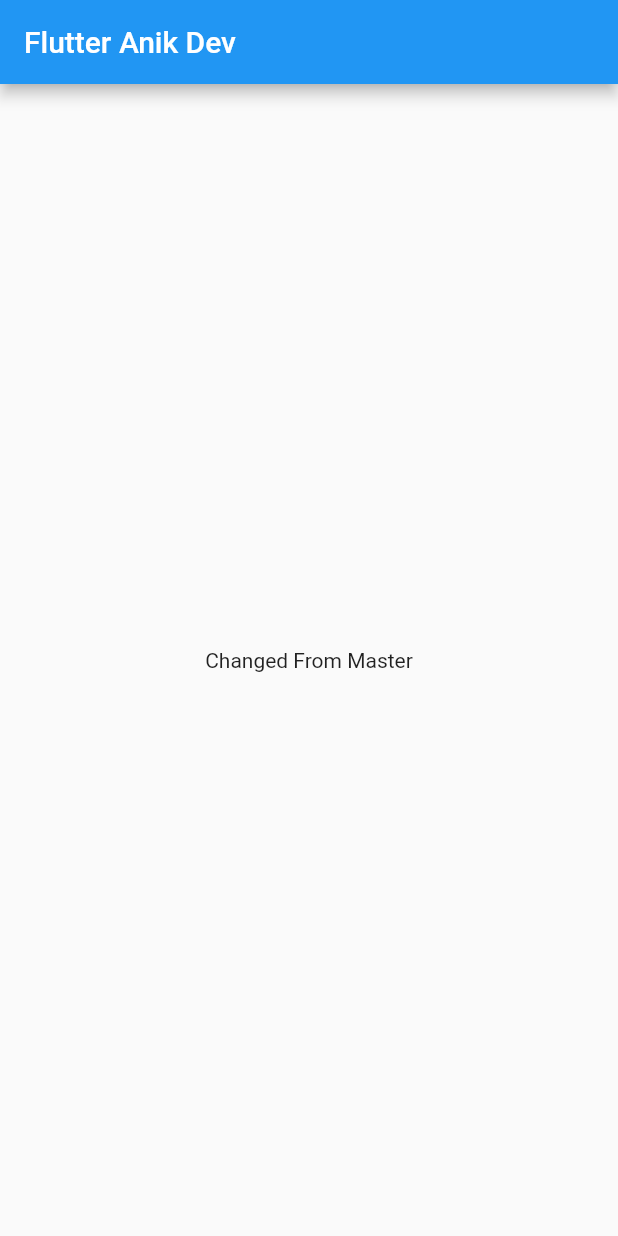
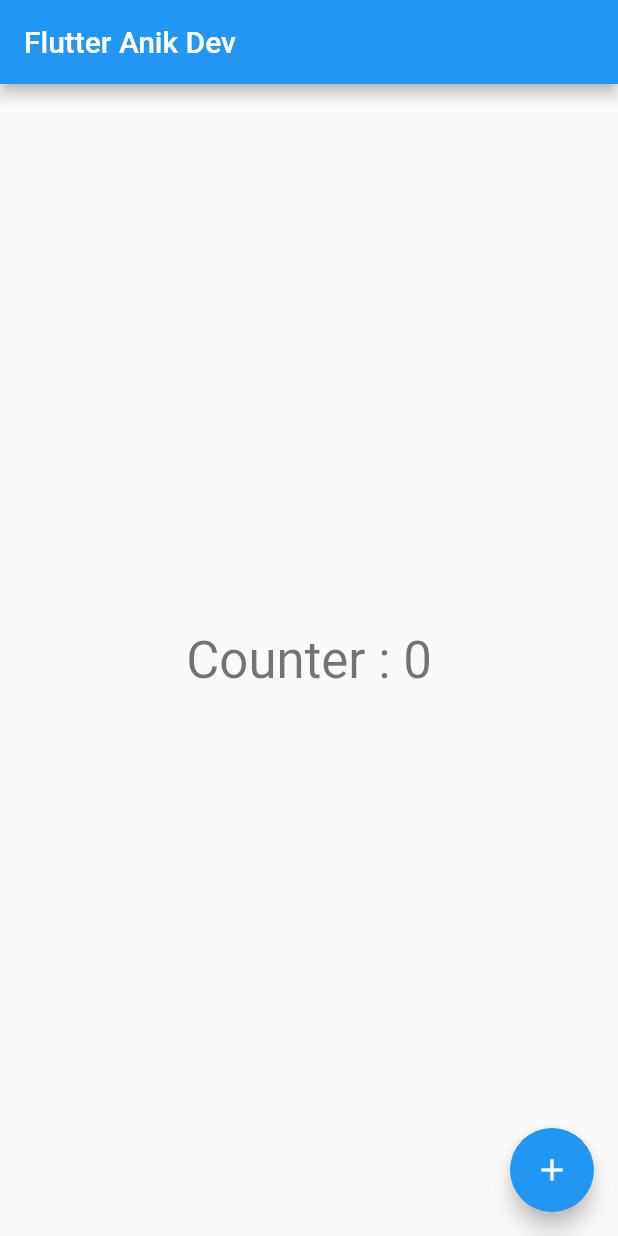
Before and after one commit to An19ik89/flutter_bloc, a Flutter app: the screen it shows after launch, on a phone screen of 412 x 824 dp. Run offline on Flutter 3.47's test engine with Material 2 defaults, Android fonts, the phone set to English and light mode, and no system bars.

Commit message:
bloc added

```diff
--- a/lib/main.dart
+++ b/lib/main.dart
@@ -1,4 +1,5 @@
 import 'package:flutter/material.dart';
+import 'package:flutter_bloc_testing/counterBloc.dart';
 
 void main() {
   runApp(MyApp());
@@ -26,6 +27,27 @@ class MyHomePage extends StatefulWidget {
 
 class _MyHomePageState extends State<MyHomePage> {
 
+  int _counter = 0;
+  final counterBloc = CounterBloc();
+
+  @override
+  void initState() {
+    super.initState();
+  }
+
+  @override
+  void dispose() {
+    super.dispose();
+  }
+
+  void _incrementCounter() {
+    /*setState(() {
+      _counter++;
+    });*/
+    _counter++;
+    counterBloc.counterSink.add(_counter);
+  }
+
   @override
   Widget build(BuildContext context) {
     return Scaffold(
@@ -36,12 +58,25 @@ class _MyHomePageState extends State<MyHomePage> {
         child: Column(
           mainAxisAlignment: MainAxisAlignment.center,
           children: <Widget>[
-            Text(
-              'Changed From Master',
+            StreamBuilder(
+              stream: counterBloc.counterStream,
+              initialData: 0,
+              builder: (BuildContext context, AsyncSnapshot<int> snapshot)
+              {
+                return new Text(
+                  'Counter : ${snapshot.data}',
+                  style: Theme.of(context).textTheme.headline4,
+                );
+              },
             ),
           ],
         ),
       ),
+      floatingActionButton: FloatingActionButton(
+        onPressed: _incrementCounter,
+        tooltip: 'Increment',
+        child: Icon(Icons.add),
+      ),
     );
   }
 }
```
